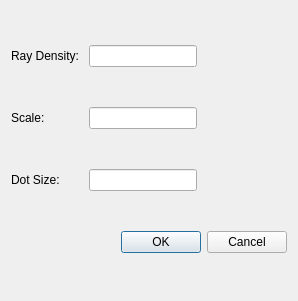
This is geopter/gui/Analysis/spot_diagram_setting_dialog.ui in heterophyllus/Geopter as Qt 5 draws it before an edit. The edited form follows.
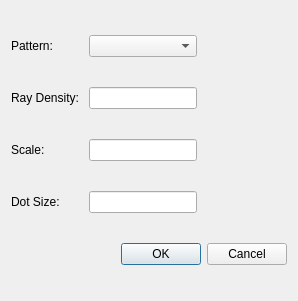
This is the edited form.

Patch:
```diff
--- a/geopter/gui/Analysis/spot_diagram_setting_dialog.ui
+++ b/geopter/gui/Analysis/spot_diagram_setting_dialog.ui
@@ -14,24 +14,10 @@
    <string>Dialog</string>
   </property>
   <layout class="QGridLayout" name="gridLayout">
-   <item row="3" column="0" colspan="3">
-    <widget class="QDialogButtonBox" name="buttonBox">
-     <property name="orientation">
-      <enum>Qt::Horizontal</enum>
-     </property>
-     <property name="standardButtons">
-      <set>QDialogButtonBox::Cancel|QDialogButtonBox::Ok</set>
-     </property>
-    </widget>
+   <item row="3" column="1">
+    <widget class="QLineEdit" name="dotSizeEdit"/>
    </item>
-   <item row="0" column="0">
-    <widget class="QLabel" name="label">
-     <property name="text">
-      <string>Ray Density: </string>
-     </property>
-    </widget>
-   </item>
-   <item row="1" column="2">
+   <item row="2" column="2">
     <spacer name="horizontalSpacer_2">
      <property name="orientation">
       <enum>Qt::Horizontal</enum>
@@ -44,7 +30,7 @@
      </property>
     </spacer>
    </item>
-   <item row="0" column="1">
+   <item row="1" column="1">
     <widget class="QLineEdit" name="nrdEdit">
      <property name="sizePolicy">
       <sizepolicy hsizetype="Fixed" vsizetype="Fixed">
@@ -54,14 +40,7 @@
      </property>
     </widget>
    </item>
-   <item row="1" column="0">
-    <widget class="QLabel" name="label_2">
-     <property name="text">
-      <string>Scale:</string>
-     </property>
-    </widget>
-   </item>
-   <item row="0" column="2">
+   <item row="1" column="2">
     <spacer name="horizontalSpacer">
      <property name="orientation">
       <enum>Qt::Horizontal</enum>
@@ -74,26 +53,57 @@
      </property>
     </spacer>
    </item>
-   <item row="1" column="1">
-    <widget class="QLineEdit" name="scaleEdit">
-     <property name="sizePolicy">
-      <sizepolicy hsizetype="Fixed" vsizetype="Fixed">
-       <horstretch>0</horstretch>
-       <verstretch>0</verstretch>
-      </sizepolicy>
-     </property>
-    </widget>
-   </item>
    <item row="2" column="1">
-    <widget class="QLineEdit" name="dotSizeEdit"/>
+    <widget class="QLineEdit" name="scaleEdit">
+     <property name="sizePolicy">
+      <sizepolicy hsizetype="Fixed" vsizetype="Fixed">
+       <horstretch>0</horstretch>
+       <verstretch>0</verstretch>
+      </sizepolicy>
+     </property>
+    </widget>
+   </item>
+   <item row="4" column="0" colspan="3">
+    <widget class="QDialogButtonBox" name="buttonBox">
+     <property name="orientation">
+      <enum>Qt::Horizontal</enum>
+     </property>
+     <property name="standardButtons">
+      <set>QDialogButtonBox::Cancel|QDialogButtonBox::Ok</set>
+     </property>
+    </widget>
    </item>
    <item row="2" column="0">
+    <widget class="QLabel" name="label_2">
+     <property name="text">
+      <string>Scale:</string>
+     </property>
+    </widget>
+   </item>
+   <item row="3" column="0">
     <widget class="QLabel" name="label_3">
      <property name="text">
       <string>Dot Size:</string>
      </property>
     </widget>
    </item>
+   <item row="1" column="0">
+    <widget class="QLabel" name="label">
+     <property name="text">
+      <string>Ray Density: </string>
+     </property>
+    </widget>
+   </item>
+   <item row="0" column="1">
+    <widget class="QComboBox" name="rayPatternCombo"/>
+   </item>
+   <item row="0" column="0">
+    <widget class="QLabel" name="label_4">
+     <property name="text">
+      <string>Pattern:</string>
+     </property>
+    </widget>
+   </item>
   </layout>
  </widget>
  <resources/>
```
